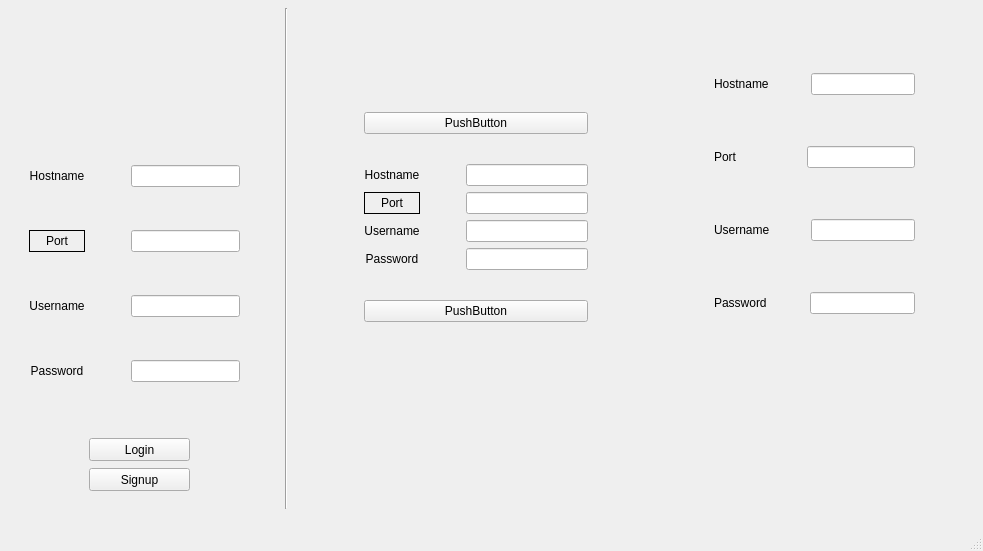
The window that Client/ui/mainwindow.ui (MATF-Computer-Networks-Projects/2020_Whistler) describes before a commit, drawn with Qt 5.
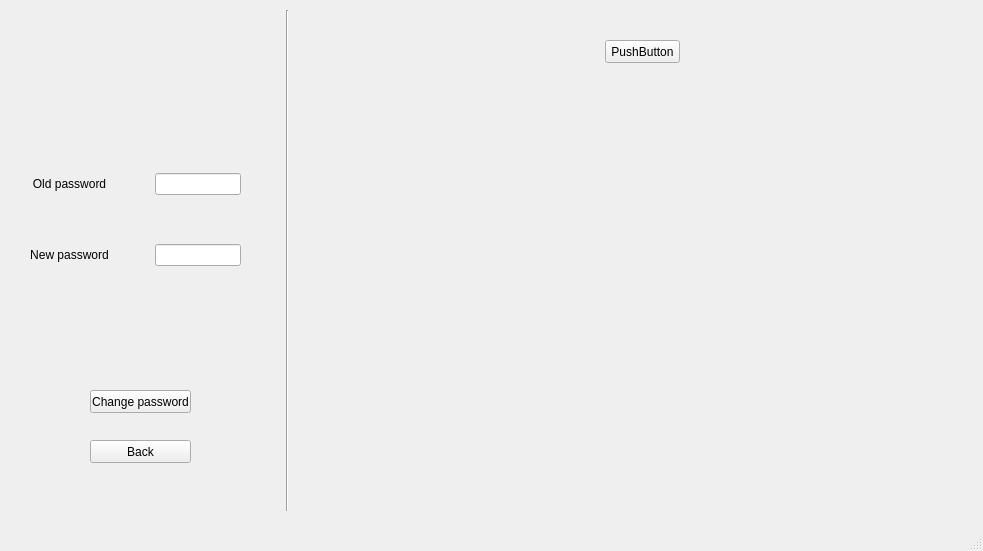
The same window after the commit.

```diff
--- a/Client/ui/mainwindow.ui
+++ b/Client/ui/mainwindow.ui
@@ -23,18 +23,21 @@
    <widget class="QStackedWidget" name="stackedWidget">
     <property name="geometry">
      <rect>
-      <x>10</x>
-      <y>-1</y>
+      <x>0</x>
+      <y>0</y>
       <width>961</width>
       <height>521</height>
      </rect>
     </property>
-    <widget class="QWidget" name="page">
+    <property name="currentIndex">
+     <number>3</number>
+    </property>
+    <widget class="QWidget" name="loginPage">
      <widget class="QWidget" name="horizontalLayoutWidget">
       <property name="geometry">
        <rect>
-        <x>-1</x>
-        <y>9</y>
+        <x>10</x>
+        <y>10</y>
         <width>971</width>
         <height>501</height>
        </rect>
@@ -216,260 +219,491 @@
            <verstretch>0</verstretch>
           </sizepolicy>
          </property>
-         <widget class="QWidget" name="verticalLayoutWidget">
-          <property name="geometry">
-           <rect>
-            <x>410</x>
-            <y>20</y>
-            <width>201</width>
-            <height>331</height>
-           </rect>
-          </property>
-          <layout class="QVBoxLayout" name="verticalLayout">
-           <item>
-            <layout class="QHBoxLayout" name="horizontalLayout_2">
-             <item>
-              <widget class="QLabel" name="label_9">
-               <property name="text">
-                <string>Hostname</string>
-               </property>
-              </widget>
-             </item>
-             <item>
-              <spacer name="horizontalSpacer_3">
-               <property name="orientation">
-                <enum>Qt::Horizontal</enum>
-               </property>
-               <property name="sizeHint" stdset="0">
-                <size>
-                 <width>40</width>
-                 <height>20</height>
-                </size>
-               </property>
-              </spacer>
-             </item>
-             <item>
-              <widget class="QLineEdit" name="lineEdit_9"/>
-             </item>
-            </layout>
-           </item>
-           <item>
-            <layout class="QHBoxLayout" name="horizontalLayout_3">
-             <item>
-              <widget class="QLabel" name="label_10">
-               <property name="text">
-                <string>Port</string>
-               </property>
-              </widget>
-             </item>
-             <item>
-              <spacer name="horizontalSpacer_2">
-               <property name="orientation">
-                <enum>Qt::Horizontal</enum>
-               </property>
-               <property name="sizeHint" stdset="0">
-                <size>
-                 <width>60</width>
-                 <height>20</height>
-                </size>
-               </property>
-              </spacer>
-             </item>
-             <item>
-              <widget class="QLineEdit" name="lineEdit_10"/>
-             </item>
-            </layout>
-           </item>
-           <item>
-            <layout class="QHBoxLayout" name="horizontalLayout_4">
-             <item>
-              <widget class="QLabel" name="label_11">
-               <property name="text">
-                <string>Username</string>
-               </property>
-              </widget>
-             </item>
-             <item>
-              <spacer name="horizontalSpacer_4">
-               <property name="orientation">
-                <enum>Qt::Horizontal</enum>
-               </property>
-               <property name="sizeHint" stdset="0">
-                <size>
-                 <width>40</width>
-                 <height>20</height>
-                </size>
-               </property>
-              </spacer>
-             </item>
-             <item>
-              <widget class="QLineEdit" name="lineEdit_11"/>
-             </item>
-            </layout>
-           </item>
-           <item>
-            <layout class="QHBoxLayout" name="horizontalLayout_5">
-             <item>
-              <widget class="QLabel" name="label_12">
-               <property name="text">
-                <string>Password</string>
-               </property>
-              </widget>
-             </item>
-             <item>
-              <spacer name="horizontalSpacer_5">
-               <property name="orientation">
-                <enum>Qt::Horizontal</enum>
-               </property>
-               <property name="sizeHint" stdset="0">
-                <size>
-                 <width>40</width>
-                 <height>20</height>
-                </size>
-               </property>
-              </spacer>
-             </item>
-             <item>
-              <widget class="QLineEdit" name="lineEdit_12"/>
-             </item>
-            </layout>
-           </item>
-          </layout>
-         </widget>
-         <widget class="QWidget" name="verticalLayoutWidget_2">
-          <property name="geometry">
-           <rect>
-            <x>60</x>
-            <y>80</y>
-            <width>224</width>
-            <height>261</height>
-           </rect>
-          </property>
-          <layout class="QVBoxLayout" name="verticalLayout_5">
-           <item>
-            <widget class="QPushButton" name="pushButton_2">
-             <property name="text">
-              <string>PushButton</string>
-             </property>
-            </widget>
-           </item>
-           <item>
-            <layout class="QGridLayout" name="gridLayout_2">
-             <item row="4" column="1">
-              <widget class="QLabel" name="label_18">
-               <property name="text">
-                <string>Password</string>
-               </property>
-               <property name="alignment">
-                <set>Qt::AlignCenter</set>
-               </property>
-              </widget>
-             </item>
-             <item row="1" column="1">
-              <widget class="QLabel" name="label_20">
-               <property name="text">
-                <string>Hostname</string>
-               </property>
-               <property name="alignment">
-                <set>Qt::AlignCenter</set>
-               </property>
-              </widget>
-             </item>
-             <item row="1" column="2">
-              <spacer name="horizontalSpacer_7">
-               <property name="orientation">
-                <enum>Qt::Horizontal</enum>
-               </property>
-               <property name="sizeType">
-                <enum>QSizePolicy::Fixed</enum>
-               </property>
-               <property name="sizeHint" stdset="0">
-                <size>
-                 <width>40</width>
-                 <height>20</height>
-                </size>
-               </property>
-              </spacer>
-             </item>
-             <item row="3" column="3">
-              <widget class="QLineEdit" name="lineEdit_17"/>
-             </item>
-             <item row="3" column="1">
-              <widget class="QLabel" name="label_17">
-               <property name="lineWidth">
-                <number>1</number>
-               </property>
-               <property name="text">
-                <string>Username</string>
-               </property>
-               <property name="alignment">
-                <set>Qt::AlignCenter</set>
-               </property>
-              </widget>
-             </item>
-             <item row="2" column="1">
-              <widget class="QLabel" name="label_19">
-               <property name="styleSheet">
-                <string notr="true"/>
-               </property>
-               <property name="frameShape">
-                <enum>QFrame::Box</enum>
-               </property>
-               <property name="frameShadow">
-                <enum>QFrame::Plain</enum>
-               </property>
-               <property name="text">
-                <string>Port</string>
-               </property>
-               <property name="alignment">
-                <set>Qt::AlignCenter</set>
-               </property>
-              </widget>
-             </item>
-             <item row="4" column="3">
-              <widget class="QLineEdit" name="lineEdit_18"/>
-             </item>
-             <item row="1" column="3">
-              <widget class="QLineEdit" name="lineEdit_19"/>
-             </item>
-             <item row="2" column="3">
-              <widget class="QLineEdit" name="lineEdit_20"/>
-             </item>
-            </layout>
-           </item>
-           <item>
-            <widget class="QPushButton" name="pushButton">
-             <property name="sizePolicy">
-              <sizepolicy hsizetype="Minimum" vsizetype="Fixed">
-               <horstretch>0</horstretch>
-               <verstretch>0</verstretch>
-              </sizepolicy>
-             </property>
-             <property name="text">
-              <string>PushButton</string>
-             </property>
-            </widget>
-           </item>
-          </layout>
-         </widget>
         </widget>
        </item>
       </layout>
      </widget>
     </widget>
     <widget class="QWidget" name="signupPage">
-     <widget class="QPushButton" name="pushButton_4">
+     <widget class="QWidget" name="horizontalLayoutWidget_2">
       <property name="geometry">
        <rect>
-        <x>210</x>
-        <y>130</y>
-        <width>75</width>
-        <height>23</height>
+        <x>10</x>
+        <y>10</y>
+        <width>971</width>
+        <height>501</height>
        </rect>
       </property>
-      <property name="text">
-       <string>PushButton</string>
+      <layout class="QHBoxLayout" name="horizontalLayout_6">
+       <item>
+        <widget class="QWidget" name="widget_3" native="true">
+         <property name="sizePolicy">
+          <sizepolicy hsizetype="Preferred" vsizetype="Preferred">
+           <horstretch>20</horstretch>
+           <verstretch>0</verstretch>
+          </sizepolicy>
+         </property>
+         <property name="autoFillBackground">
+          <bool>false</bool>
+         </property>
+         <property name="styleSheet">
+          <string notr="true"/>
+         </property>
+         <widget class="QWidget" name="gridLayoutWidget_2">
+          <property name="geometry">
+           <rect>
+            <x>20</x>
+            <y>120</y>
+            <width>211</width>
+            <height>181</height>
+           </rect>
+          </property>
+          <layout class="QGridLayout" name="gridLayout_3">
+           <item row="2" column="3">
+            <widget class="QLineEdit" name="passwordSignupPage">
+             <property name="echoMode">
+              <enum>QLineEdit::Password</enum>
+             </property>
+            </widget>
+           </item>
+           <item row="2" column="1">
+            <widget class="QLabel" name="labelPassword_2">
+             <property name="text">
+              <string>Password</string>
+             </property>
+             <property name="alignment">
+              <set>Qt::AlignCenter</set>
+             </property>
+            </widget>
+           </item>
+           <item row="0" column="2">
+            <spacer name="horizontalSpacer_8">
+             <property name="orientation">
+              <enum>Qt::Horizontal</enum>
+             </property>
+             <property name="sizeType">
+              <enum>QSizePolicy::Fixed</enum>
+             </property>
+             <property name="sizeHint" stdset="0">
+              <size>
+               <width>40</width>
+               <height>20</height>
+              </size>
+             </property>
+            </spacer>
+           </item>
+           <item row="0" column="1">
+            <widget class="QLabel" name="labelUsername_2">
+             <property name="lineWidth">
+              <number>1</number>
+             </property>
+             <property name="text">
+              <string>Username</string>
+             </property>
+             <property name="alignment">
+              <set>Qt::AlignCenter</set>
+             </property>
+            </widget>
+           </item>
+           <item row="0" column="3">
+            <widget class="QLineEdit" name="usernameSignupPage">
+             <property name="frame">
+              <bool>true</bool>
+             </property>
+             <property name="clearButtonEnabled">
+              <bool>false</bool>
+             </property>
+            </widget>
+           </item>
+          </layout>
+         </widget>
+         <widget class="QPushButton" name="signupButtonSignupPage">
+          <property name="geometry">
+           <rect>
+            <x>80</x>
+            <y>380</y>
+            <width>101</width>
+            <height>23</height>
+           </rect>
+          </property>
+          <property name="text">
+           <string>Signup</string>
+          </property>
+         </widget>
+         <widget class="QPushButton" name="back">
+          <property name="geometry">
+           <rect>
+            <x>80</x>
+            <y>430</y>
+            <width>101</width>
+            <height>23</height>
+           </rect>
+          </property>
+          <property name="text">
+           <string>Back</string>
+          </property>
+         </widget>
+        </widget>
+       </item>
+       <item>
+        <widget class="Line" name="line_2">
+         <property name="orientation">
+          <enum>Qt::Vertical</enum>
+         </property>
+        </widget>
+       </item>
+       <item>
+        <spacer name="horizontalSpacer_9">
+         <property name="orientation">
+          <enum>Qt::Horizontal</enum>
+         </property>
+         <property name="sizeType">
+          <enum>QSizePolicy::Fixed</enum>
+         </property>
+         <property name="sizeHint" stdset="0">
+          <size>
+           <width>10</width>
+           <height>20</height>
+          </size>
+         </property>
+        </spacer>
+       </item>
+       <item>
+        <widget class="QWidget" name="widget_4" native="true">
+         <property name="sizePolicy">
+          <sizepolicy hsizetype="Preferred" vsizetype="Preferred">
+           <horstretch>50</horstretch>
+           <verstretch>0</verstretch>
+          </sizepolicy>
+         </property>
+         <widget class="QPushButton" name="pushButton_4">
+          <property name="geometry">
+           <rect>
+            <x>300</x>
+            <y>30</y>
+            <width>75</width>
+            <height>23</height>
+           </rect>
+          </property>
+          <property name="text">
+           <string>PushButton</string>
+          </property>
+         </widget>
+        </widget>
+       </item>
+      </layout>
+     </widget>
+    </widget>
+    <widget class="QWidget" name="chatPage">
+     <widget class="QWidget" name="horizontalLayoutWidget_3">
+      <property name="geometry">
+       <rect>
+        <x>10</x>
+        <y>10</y>
+        <width>971</width>
+        <height>501</height>
+       </rect>
       </property>
+      <layout class="QHBoxLayout" name="horizontalLayout_2">
+       <item>
+        <widget class="QWidget" name="widget_5" native="true">
+         <property name="sizePolicy">
+          <sizepolicy hsizetype="Preferred" vsizetype="Preferred">
+           <horstretch>20</horstretch>
+           <verstretch>0</verstretch>
+          </sizepolicy>
+         </property>
+         <property name="autoFillBackground">
+          <bool>false</bool>
+         </property>
+         <property name="styleSheet">
+          <string notr="true"/>
+         </property>
+         <widget class="QTextEdit" name="chat_2">
+          <property name="geometry">
+           <rect>
+            <x>40</x>
+            <y>120</y>
+            <width>181</width>
+            <height>211</height>
+           </rect>
+          </property>
+         </widget>
+         <widget class="QPushButton" name="changePassword">
+          <property name="geometry">
+           <rect>
+            <x>70</x>
+            <y>390</y>
+            <width>111</width>
+            <height>23</height>
+           </rect>
+          </property>
+          <property name="text">
+           <string>Change password</string>
+          </property>
+         </widget>
+         <widget class="QPushButton" name="logout">
+          <property name="geometry">
+           <rect>
+            <x>70</x>
+            <y>420</y>
+            <width>111</width>
+            <height>23</height>
+           </rect>
+          </property>
+          <property name="text">
+           <string>Logout</string>
+          </property>
+         </widget>
+         <widget class="QLabel" name="label">
+          <property name="geometry">
+           <rect>
+            <x>40</x>
+            <y>100</y>
+            <width>181</width>
+            <height>20</height>
+           </rect>
+          </property>
+          <property name="text">
+           <string>Online users</string>
+          </property>
+         </widget>
+        </widget>
+       </item>
+       <item>
+        <widget class="Line" name="line_3">
+         <property name="orientation">
+          <enum>Qt::Vertical</enum>
+         </property>
+        </widget>
+       </item>
+       <item>
+        <spacer name="horizontalSpacer_2">
+         <property name="orientation">
+          <enum>Qt::Horizontal</enum>
+         </property>
+         <property name="sizeType">
+          <enum>QSizePolicy::Fixed</enum>
+         </property>
+         <property name="sizeHint" stdset="0">
+          <size>
+           <width>10</width>
+           <height>20</height>
+          </size>
+         </property>
+        </spacer>
+       </item>
+       <item>
+        <widget class="QWidget" name="widget_6" native="true">
+         <property name="sizePolicy">
+          <sizepolicy hsizetype="Preferred" vsizetype="Preferred">
+           <horstretch>50</horstretch>
+           <verstretch>0</verstretch>
+          </sizepolicy>
+         </property>
+         <widget class="QTextEdit" name="chat">
+          <property name="geometry">
+           <rect>
+            <x>0</x>
+            <y>0</y>
+            <width>571</width>
+            <height>331</height>
+           </rect>
+          </property>
+         </widget>
+         <widget class="QPushButton" name="sendButton">
+          <property name="geometry">
+           <rect>
+            <x>500</x>
+            <y>330</y>
+            <width>71</width>
+            <height>31</height>
+           </rect>
+          </property>
+          <property name="text">
+           <string>Send</string>
+          </property>
+         </widget>
+         <widget class="QLineEdit" name="message">
+          <property name="geometry">
+           <rect>
+            <x>0</x>
+            <y>330</y>
+            <width>501</width>
+            <height>31</height>
+           </rect>
+          </property>
+         </widget>
+        </widget>
+       </item>
+      </layout>
+     </widget>
+    </widget>
+    <widget class="QWidget" name="changePasswordPage">
+     <widget class="QWidget" name="horizontalLayoutWidget_4">
+      <property name="geometry">
+       <rect>
+        <x>10</x>
+        <y>10</y>
+        <width>971</width>
+        <height>501</height>
+       </rect>
+      </property>
+      <layout class="QHBoxLayout" name="horizontalLayout_8">
+       <item>
+        <widget class="QWidget" name="widget_9" native="true">
+         <property name="sizePolicy">
+          <sizepolicy hsizetype="Preferred" vsizetype="Preferred">
+           <horstretch>20</horstretch>
+           <verstretch>0</verstretch>
+          </sizepolicy>
+         </property>
+         <property name="autoFillBackground">
+          <bool>false</bool>
+         </property>
+         <property name="styleSheet">
+          <string notr="true"/>
+         </property>
+         <widget class="QWidget" name="gridLayoutWidget_4">
+          <property name="geometry">
+           <rect>
+            <x>20</x>
+            <y>120</y>
+            <width>211</width>
+            <height>181</height>
+           </rect>
+          </property>
+          <layout class="QGridLayout" name="gridLayout_5">
+           <item row="1" column="3">
+            <widget class="QLineEdit" name="newPassword">
+             <property name="echoMode">
+              <enum>QLineEdit::Password</enum>
+             </property>
+            </widget>
+           </item>
+           <item row="0" column="3">
+            <widget class="QLineEdit" name="oldPassword">
+             <property name="frame">
+              <bool>true</bool>
+             </property>
+             <property name="clearButtonEnabled">
+              <bool>false</bool>
+             </property>
+            </widget>
+           </item>
+           <item row="0" column="1">
+            <widget class="QLabel" name="labelPassword_5">
+             <property name="text">
+              <string>Old password</string>
+             </property>
+             <property name="alignment">
+              <set>Qt::AlignCenter</set>
+             </property>
+            </widget>
+           </item>
+           <item row="0" column="2">
+            <spacer name="horizontalSpacer_12">
+             <property name="orientation">
+              <enum>Qt::Horizontal</enum>
+             </property>
+             <property name="sizeType">
+              <enum>QSizePolicy::Fixed</enum>
+             </property>
+             <property name="sizeHint" stdset="0">
+              <size>
+               <width>40</width>
+               <height>20</height>
+              </size>
+             </property>
+            </spacer>
+           </item>
+           <item row="1" column="1">
+            <widget class="QLabel" name="labelPassword_4">
+             <property name="text">
+              <string>New password</string>
+             </property>
+             <property name="alignment">
+              <set>Qt::AlignCenter</set>
+             </property>
+            </widget>
+           </item>
+          </layout>
+         </widget>
+         <widget class="QPushButton" name="confirmChangePassword">
+          <property name="geometry">
+           <rect>
+            <x>80</x>
+            <y>380</y>
+            <width>101</width>
+            <height>23</height>
+           </rect>
+          </property>
+          <property name="text">
+           <string>Change password</string>
+          </property>
+         </widget>
+         <widget class="QPushButton" name="backChangePasswordPage">
+          <property name="geometry">
+           <rect>
+            <x>80</x>
+            <y>430</y>
+            <width>101</width>
+            <height>23</height>
+           </rect>
+          </property>
+          <property name="text">
+           <string>Back</string>
+          </property>
+         </widget>
+        </widget>
+       </item>
+       <item>
+        <widget class="Line" name="line_5">
+         <property name="orientation">
+          <enum>Qt::Vertical</enum>
+         </property>
+        </widget>
+       </item>
+       <item>
+        <spacer name="horizontalSpacer_13">
+         <property name="orientation">
+          <enum>Qt::Horizontal</enum>
+         </property>
+         <property name="sizeType">
+          <enum>QSizePolicy::Fixed</enum>
+         </property>
+         <property name="sizeHint" stdset="0">
+          <size>
+           <width>10</width>
+           <height>20</height>
+          </size>
+         </property>
+        </spacer>
+       </item>
+       <item>
+        <widget class="QWidget" name="widget_10" native="true">
+         <property name="sizePolicy">
+          <sizepolicy hsizetype="Preferred" vsizetype="Preferred">
+           <horstretch>50</horstretch>
+           <verstretch>0</verstretch>
+          </sizepolicy>
+         </property>
+         <widget class="QPushButton" name="pushButton_6">
+          <property name="geometry">
+           <rect>
+            <x>300</x>
+            <y>30</y>
+            <width>75</width>
+            <height>23</height>
+           </rect>
+          </property>
+          <property name="text">
+           <string>PushButton</string>
+          </property>
+         </widget>
+        </widget>
+       </item>
+      </layout>
      </widget>
     </widget>
    </widget>
```
